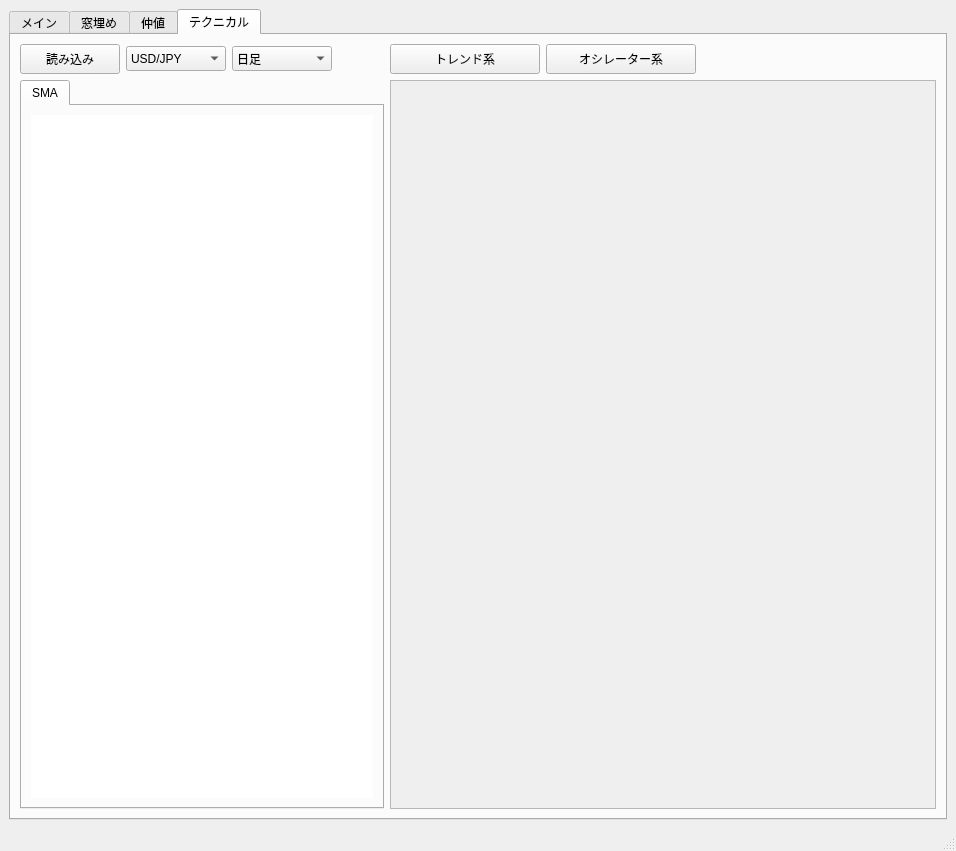
Above: trade_monitor/trade_monitor/gui_monitor.ui from takkin-takilog/namake-trader before the change. Below: the same form after it.
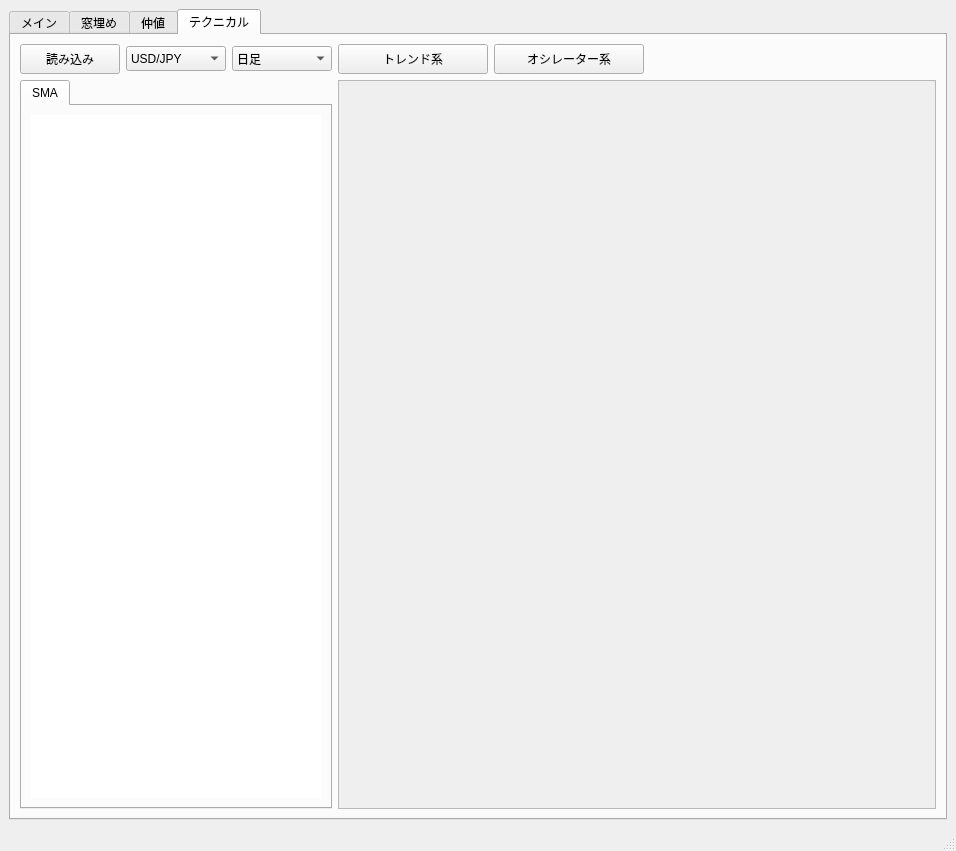
That is the form after the change.

Diff of the .ui file:
```diff
--- a/trade_monitor/trade_monitor/gui_monitor.ui
+++ b/trade_monitor/trade_monitor/gui_monitor.ui
@@ -490,7 +490,7 @@
        <attribute name="title">
         <string>テクニカル</string>
        </attribute>
-       <layout class="QHBoxLayout" name="horizontalLayout_9" stretch="2,3">
+       <layout class="QHBoxLayout" name="horizontalLayout_9" stretch="1,2">
         <item>
          <layout class="QVBoxLayout" name="verticalLayout_7">
           <item>
```
